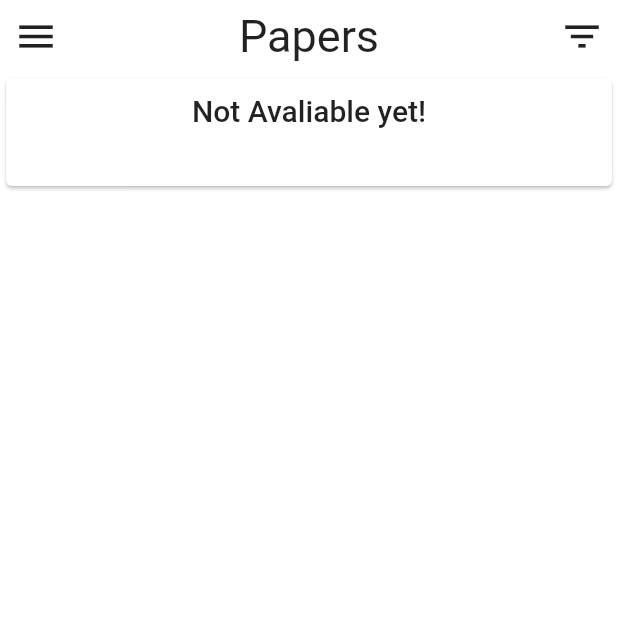
After one commit to akshayyadav76/college_books, a Flutter app: the PapersScreen screen opened directly, on a phone screen of 412 x 824 dp, the top half of it. The commit adds this screen. Run offline on Flutter 3.47's test engine with Material 2 defaults, Android fonts, the phone set to English and light mode, and no system bars; our stand-ins replace connectivity, dio, share, sqflite; missing offline and left inert: flutter_cache_store, flutter_pdfview; accounts and stored records are empty.

Commit message:
add papers...

```diff
--- /dev/null
+++ b/lib/models/papers.dart
@@ -0,0 +1,120 @@
+
+
+class Paper {
+  String paparName;
+  String year;
+  String url;
+  int semester;
+
+
+  Paper({this.paparName, this.year, this.url,this.semester});
+}
+
+class AllPapers{
+  List<List<Paper>> papers = [
+   [
+ Paper(paparName: "Not Avaliable yet!",
+ year: "")
+   ],
+    [
+ Paper(paparName: "Not Avaliable yet!",
+ year: "")
+   ],
+    [
+ Paper(paparName: "Not Avaliable yet!",
+ year: "")
+   ],
+   // sem4 papers
+    [
+      Paper(
+        paparName: "Artificial Intelligence & Applications",
+        year: " dec 2019",
+        semester: 4,
+        url: 'http://www.rgpvonline.com/papers/mca/mca-401-aftificial-intelligence-and-applications-nov-2019.pdf'
+      ),
+       Paper(
+        paparName: "Information Storage & Management",
+        year: "dec 2019c",
+        semester: 4,
+        url: 'http://www.rgpvonline.com/papers/mca/mca-402-information-storage-and-management-nov-2019.pdf'
+      ),
+       Paper(
+        paparName: "Computer Graphics & Multimedia",
+        year: "dec 2019",
+        semester: 4,
+        url: 'http://www.rgpvonline.com/papers/mca/mca-403-computer-graphics-and-multimedia-nov-2019.pdf'
+      ),
+       Paper(
+        paparName: "Design & Analysis of Algorithm",
+        year: "dec 2019",
+        semester: 4,
+        url: 'http://www.rgpvonline.com/papers/mca-404-design-and-analysis-of-algorithms-nov-2019.pdf'
+      ),
+
+      // may2019
+      Paper(
+        paparName: "Artificial Intelligence & Applications",
+        year: "may 2019",
+        semester: 4,
+        url: 'http://www.rgpvonline.com/papers/mca/mca-401-artificial-intelligence-and-applications-may-2019.pdf'
+      ),
+      Paper(
+        paparName: "Information Storage & Management",
+        year: "may 2019",
+        semester: 4,
+        url: 'http://www.rgpvonline.com/papers/mca/mca-402-information-storage-and-management-may-2019.pdf'
+      ),
+      Paper(
+        paparName: "Computer Graphics & Multimedia",
+        year: "may 2019",
+        semester: 4,
+        url: 'http://www.rgpvonline.com/papers/mca/mca-403-computer-graphics-and-multimedia-may-2019.pdf'
+      ),
+      Paper(
+        paparName: "Design & Analysis of Algorithm",
+        year: "may 2019",
+        semester: 4,
+        url: 'http://www.rgpvonline.com/papers/mca/mca-404-design-and-analysis-of-algorithms-may-2019.pdf'
+      ),
+      Paper(
+        paparName: "Java Programming",
+        year: "may 2019",
+        semester: 4,
+        url: 'http://www.rgpvonline.com/papers/mca/mca-405-java-programming-and-technologies-may-2019.pdf'
+      ),
+
+      // 2018
+       Paper(
+        paparName: "Artificial Intelligence & Applications",
+        year: "may 2018",
+        semester: 4,
+        url: 'http://www.rgpvonline.com/papers/mca/mca-4-sem-artificial-intelligence-and-applications-may-2018.pdf'
+      ),
+      Paper(
+        paparName: "Information Storage & Management",
+        year: " may 2018",
+        semester: 4,
+        url: 'http://www.rgpvonline.com/papers/mca/mca-4-sem-information-storage-and-management-may-2018.pdf'
+      ),
+      Paper(
+        paparName: "Computer Graphics & Multimedia",
+        year: " may 2018",
+        semester: 4,
+        url: 'http://www.rgpvonline.com/papers/mca/mca-4-sem-computer-graphics-and-mutimedia-may-2018.pdf'
+      ),
+      Paper(
+        paparName: "Design & Analysis of Algorithm",
+        year: " may 2018",
+        semester: 4,
+        url: 'http://www.rgpvonline.com/papers/mca/mca-4-sem-design-and-analysis-of-algorithms-may-2018.pdf'
+      ),
+      Paper(
+        paparName: "Java Programming",
+        year: "may 2018",
+        semester: 4,
+        url: 'http://www.rgpvonline.com/papers/mca/mca-4-sem-java-programming-and-technologies-may-2018.pdf'
+      ),
+
+    ]
+  ];
+}
--- /dev/null
+++ b/lib/papers_screen.dart
@@ -0,0 +1,227 @@
+import 'dart:io';
+
+import 'package:flutter/material.dart';
+import 'package:flutter_cache_store/flutter_cache_store.dart';
+import 'package:connectivity/connectivity.dart';
+import './pdf_screen.dart';
+
+import './models/papers.dart';
+import './app_drawer.dart';
+
+class PapersScreen extends StatefulWidget {
+  @override
+  _PapersScreenState createState() => _PapersScreenState();
+}
+
+class _PapersScreenState extends State<PapersScreen> {
+  int index = 0;
+
+  List<Paper> allpapers = AllPapers().papers[0];
+
+  final _scaffoldKey = GlobalKey<ScaffoldState>();
+
+  File file;
+
+  bool isLoding = false;
+
+  Future<void> cacheFile(String url) async {
+    final store = await CacheStore.getInstance();
+
+    file = await store.getFile(url);
+    print(" dowanlod ${file.path}");
+    // do something with file...
+  }
+
+  void todo(int index) {
+    allpapers = AllPapers().papers[index];
+  }
+
+  Future<void> deleteCache() async {
+    file.delete().then((sf) {
+      print("then delete ${file.path}");
+    });
+
+    setState(() {
+      isLoding = false;
+      print(" delete ${file.path}");
+    });
+  }
+
+  Future<bool> checkInternet() async {
+    var connectivityResult = await (Connectivity().checkConnectivity());
+    if (connectivityResult == ConnectivityResult.mobile) {
+      // I am connected to a mobile network.
+      return true;
+    } else if (connectivityResult == ConnectivityResult.wifi) {
+      // I am connected to a wifi network.
+      return true;
+    } else if (connectivityResult == ConnectivityResult.none) {
+      var dilog = AlertDialog(
+        content: Text("Please turn on Internet and Restart the App"),
+      );
+
+      showDialog(
+          barrierDismissible: false,
+          context: context,
+          builder: (df) {
+            return dilog;
+          });
+      return false;
+    }
+    return null;
+  }
+
+  @override
+  Widget build(BuildContext context) {
+    return SafeArea(
+        child: Scaffold(
+      backgroundColor: Colors.white,
+      key: _scaffoldKey,
+      drawer: AppDrawer(),
+      body: Stack(
+        children: <Widget>[
+          Column(
+            children: <Widget>[
+              Row(
+                children: <Widget>[
+                  IconButton(
+                      icon: Icon(
+                        Icons.menu,
+                        size: 30,
+                      ),
+                      onPressed: () {
+                        _scaffoldKey.currentState.openDrawer();
+                      }),
+                  Expanded(
+                      child: Text(
+                    "Papers",
+                    style: TextStyle(fontSize: 30, fontWeight: FontWeight.w400),
+                    textAlign: TextAlign.center,
+                  )),
+                  PopupMenuButton(
+                      icon: Icon(
+                        Icons.filter_list,
+                        size: 30,
+                      ),
+                      itemBuilder: (context) => [
+                            PopupMenuItem(
+                              child: PopupMenuButton(
+                                padding: EdgeInsets.zero,
+                                child: Row(
+                                  children: <Widget>[
+                                    Text("MCA"),
+                                    Icon(Icons.arrow_right),
+                                  ],
+                                ),
+                                itemBuilder: (context) => [
+                                  PopupMenuItem(
+                                    child: Text("Sem 1"),
+                                    value: 0,
+                                  ),
+
+                                  PopupMenuItem(
+                                    child: Text("Sem 2"),
+                                    value: 1,
+                                  ),
+
+                                  PopupMenuItem(
+                                    child: Text("Sem 3"),
+                                    value: 2,
+                                  ),
+
+                                  PopupMenuItem(
+                                    child: Text("Sem 4"),
+                                    value: 3,
+                                  ),
+
+                                  // PopupMenuItem(
+
+                                  //   child: Text("Sem 5"),
+
+                                  //   value: 4,
+
+                                  // ),
+
+                                  // PopupMenuItem(
+
+                                  //   child: Text("Sem 6"),
+
+                                  //   value: 5,
+
+                                  // ),
+                                ],
+                                onSelected: (selectedValue) {
+                                  todo(selectedValue);
+
+                                  setState(() {
+                                    print(selectedValue);
+
+                                    //popSelectedIndex = selectedValue;
+
+                                    //  print(popSelectedIndex);
+                                  });
+                                },
+                              ),
+                            ),
+                          ]),
+                ],
+              ),
+              Expanded(
+                child: ListView.builder(
+                    itemCount: allpapers.length,
+                    itemBuilder: (context, i) {
+                      return Container(
+                        height: 80,
+                        child: InkWell(
+                          splashColor: Theme.of(context).primaryColor,
+                          onTap: () {
+                            checkInternet().then((val) {
+                              if (val) {
+                                setState(() {
+                                  isLoding = true;
+                                });
+                                cacheFile(allpapers[i].url).then((val) {
+                                  Navigator.of(context).push(
+                                      MaterialPageRoute(builder: (context) {
+                                    return PdfScreen(file.path);
+                                  })).then((see) {
+                                    deleteCache();
+                                  });
+                                });
+                              }else{
+                               print("no connection");
+                              }
+                            });
+                          },
+                          child: Card(
+                            child: Column(
+                              children: <Widget>[
+                                SizedBox(
+                                  height: 10,
+                                ),
+                                Text(
+                                  allpapers[i].paparName,
+                                  style: Theme.of(context).textTheme.title,
+                                ),
+                                SizedBox(
+                                  height: 10,
+                                ),
+                                Text(
+                                  allpapers[i].year,
+                                  style: Theme.of(context).textTheme.title,
+                                ),
+                              ],
+                            ),
+                          ),
+                        ),
+                      );
+                    }),
+              )
+            ],
+          ),
+          isLoding ? Center(child: CircularProgressIndicator()) : Container()
+        ],
+      ),
+    ));
+  }
+}
--- a/pubspec.yaml
+++ b/pubspec.yaml
@@ -31,6 +31,7 @@ dependencies:
   dio: ^3.0.9
   firebase_messaging: ^6.0.13
   connectivity: ^0.4.8+2
+  flutter_cache_store: ^0.7.2
 
 dev_dependencies:
   flutter_test:
```
Also changed, not shown: lib/app_drawer.dart (+11 -0 lines), pubspec.lock.
